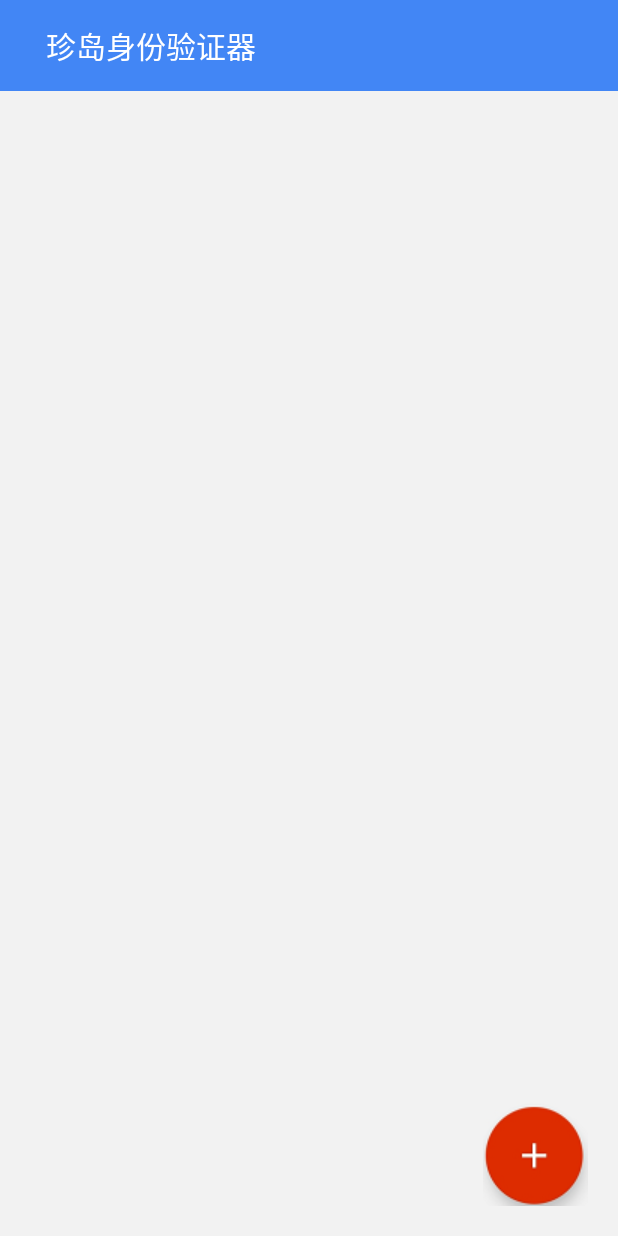
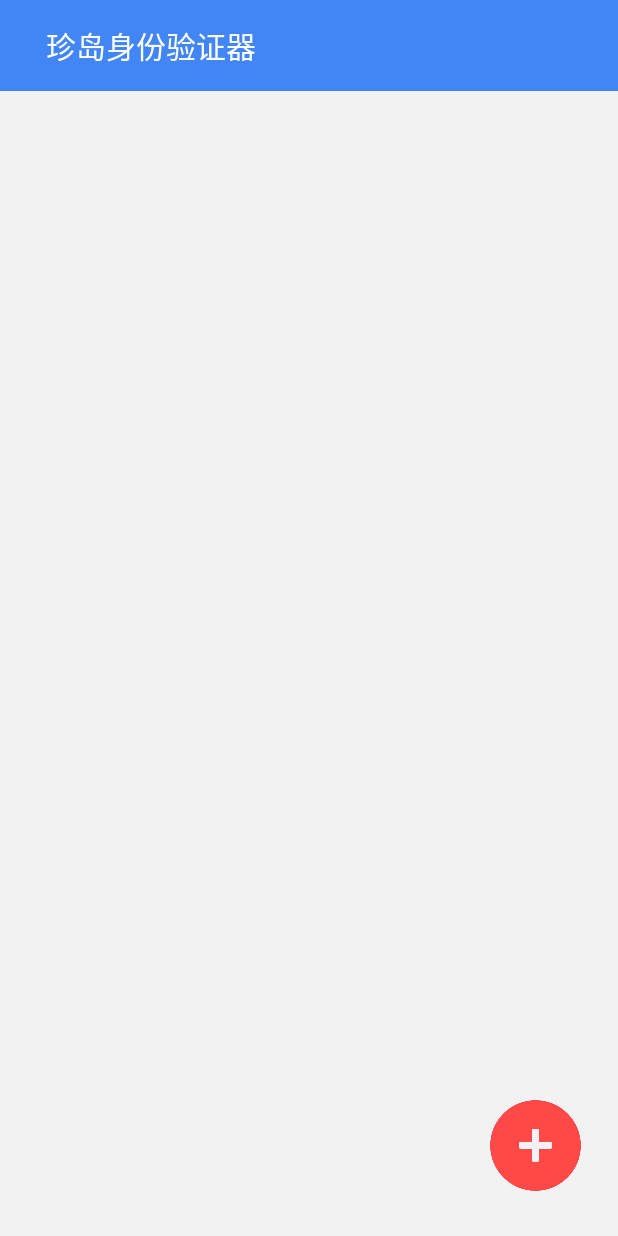
Before and after one commit to yinhanlei/GoogleAuth_Android, an Android app: the screen it shows after launch (MainActivity), on a phone screen of 412 x 824 dp. Run offline under Robolectric (Android 15) with nearby library versions, the phone set to English and light mode, and no system bars.

Commit message:
添加按钮切图

```diff
--- a/app/src/main/res/layout/activity_main.xml
+++ b/app/src/main/res/layout/activity_main.xml
@@ -4,7 +4,7 @@
     android:layout_height="wrap_content"
     android:background="@color/light_gray1"
     android:orientation="vertical"
-    android:paddingBottom="@dimen/dp_20">
+    android:paddingBottom="@dimen/dp_25">
 
     <LinearLayout
         android:id="@+id/title"
@@ -55,11 +55,11 @@
 
     <TextView
         android:id="@+id/btn_add"
-        android:layout_width="wrap_content"
-        android:layout_height="wrap_content"
+        android:layout_width="@dimen/dp_70"
+        android:layout_height="@dimen/dp_70"
         android:layout_alignParentRight="true"
         android:layout_alignParentBottom="true"
         android:layout_marginRight="@dimen/dp_20"
-        android:background="@drawable/btn_add" />
+        android:background="@drawable/img_add" />
 
 </RelativeLayout>
```
Also changed, not shown: app/src/main/res/drawable/img_add.png (added).
